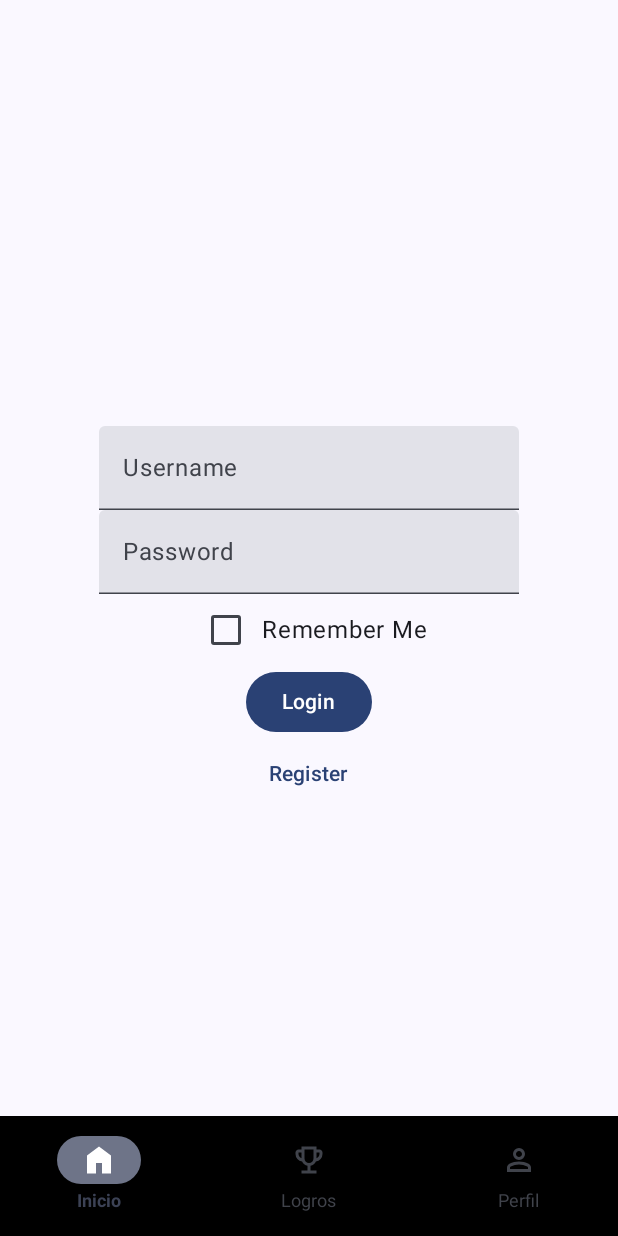
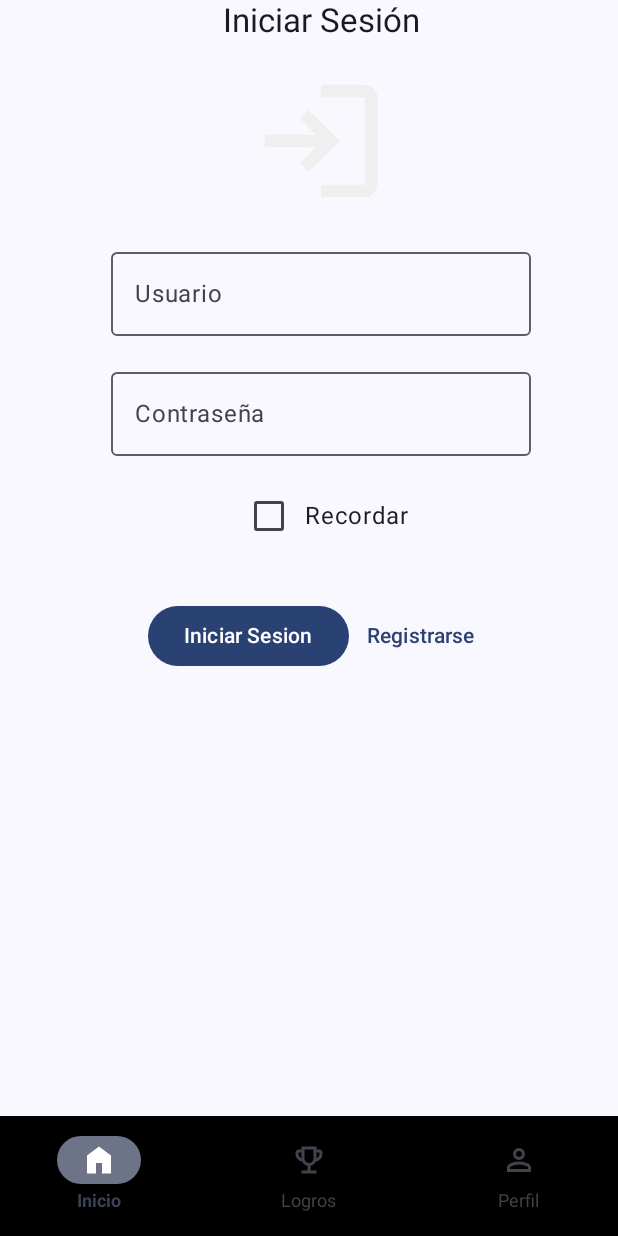
Before and after one commit to JoseManuelLuque/Steam_Achievements_App, an Android app built with Jetpack Compose: the screen it shows after launch (MainActivity), on a phone screen of 412 x 824 dp. Run offline under Robolectric (Android 15) with nearby library versions, the phone set to English and light mode, and no system bars; our stand-ins replace Room's generated code.

Commit message:
Casi Completa

```diff
--- a/app/build.gradle.kts
+++ b/app/build.gradle.kts
@@ -55,6 +55,7 @@ dependencies {
     implementation ("io.coil-kt:coil-compose:2.7.0")
     implementation("org.jetbrains.kotlinx:kotlinx-coroutines-core:1.10.1")
     implementation("org.jetbrains.kotlinx:kotlinx-coroutines-android:1.10.1")
+    implementation(libs.androidx.material.icons.core)
 
     // Room
     val room_version = "2.6.1"
--- a/app/src/main/AndroidManifest.xml
+++ b/app/src/main/AndroidManifest.xml
@@ -2,6 +2,7 @@
 <manifest xmlns:android="http://schemas.android.com/apk/res/android"
     xmlns:tools="http://schemas.android.com/tools">
 
+    <!-- Permisos de Internet -->
     <uses-permission android:name="android.permission.INTERNET" />
 
     <!-- Permisos de almacenamiento -->
--- /dev/null
+++ b/app/src/main/java/com/jluqgon214/logrossteam/model/ownedGames/OwnedGames.kt
@@ -0,0 +1,6 @@
+package com.jluqgon214.logrossteam.model.ownedGames
+
+data class OwnedGames(
+    val game_count: Int,
+    val games: List<GameInfo>
+)
--- /dev/null
+++ b/app/src/main/java/com/jluqgon214/logrossteam/model/ownedGames/OwnedGamesResponse.kt
@@ -0,0 +1,5 @@
+package com.jluqgon214.logrossteam.model.ownedGames
+
+data class OwnedGamesResponse(
+    val response: OwnedGames
+)
--- a/app/src/main/java/com/jluqgon214/logrossteam/model/viewmodel/AchievementsViewModel.kt
+++ b/app/src/main/java/com/jluqgon214/logrossteam/model/viewmodel/AchievementsViewModel.kt
@@ -7,6 +7,7 @@ import androidx.lifecycle.ViewModel
 import androidx.lifecycle.viewModelScope
 import com.jluqgon214.logrossteam.model.PlayerSummary
 import com.jluqgon214.logrossteam.model.achievement.Achievement
+import com.jluqgon214.logrossteam.model.ownedGames.GameInfo
 import com.jluqgon214.logrossteam.repository.SteamRepository
 import kotlinx.coroutines.flow.MutableStateFlow
 import kotlinx.coroutines.flow.StateFlow
@@ -44,4 +45,14 @@ class AchievementsViewModel(private val repository: SteamRepository) : ViewModel
     fun setSelectedGameName(gameName: String) {
         _selectedGameName.value = gameName
     }
+
+    private val _ownedGames = MutableStateFlow<List<GameInfo>>(emptyList())
+    val ownedGames: StateFlow<List<GameInfo>> = _ownedGames
+
+    fun fetchOwnedGames(apiKey: String, steamId: String) {
+        viewModelScope.launch {
+            val games = repository.getOwnedGames(apiKey, steamId)
+            _ownedGames.value = games
+        }
+    }
 }
--- a/app/src/main/java/com/jluqgon214/logrossteam/navigation/AppNavigation.kt
+++ b/app/src/main/java/com/jluqgon214/logrossteam/navigation/AppNavigation.kt
@@ -1,5 +1,6 @@
 package com.jluqgon214.logrossteam.navigation
 
+import GameSelectionScreen
 import android.media.MediaPlayer
 import androidx.compose.foundation.background
 import androidx.compose.foundation.layout.fillMaxSize
@@ -16,7 +17,6 @@ import com.jluqgon214.logrossteam.R
 import com.jluqgon214.logrossteam.components.BottomNavigationBar
 import com.jluqgon214.logrossteam.database.AppDatabase
 import com.jluqgon214.logrossteam.model.viewmodel.AchievementsViewModel
-import com.jluqgon214.logrossteam.screens.GameSelectionScreen
 import com.jluqgon214.logrossteam.screens.LoadingScreen
 import com.jluqgon214.logrossteam.screens.Profile
 import com.jluqgon214.logrossteam.screens.SplashScreen
@@ -56,7 +56,7 @@ fun AppNavigation(viewModel: AchievementsViewModel, db: AppDatabase) {
                 achievement?.let { AchievementDetailScreen(it) }
             }
             composable("loading") {
-                LoadingScreen(navController)
+                LoadingScreen()
             }
 
             composable("profile") {
--- a/app/src/main/java/com/jluqgon214/logrossteam/repository/SteamRepository.kt
+++ b/app/src/main/java/com/jluqgon214/logrossteam/repository/SteamRepository.kt
@@ -2,6 +2,7 @@ package com.jluqgon214.logrossteam.repository
 
 import com.jluqgon214.logrossteam.model.PlayerSummary
 import com.jluqgon214.logrossteam.model.achievement.Achievement
+import com.jluqgon214.logrossteam.model.ownedGames.GameInfo
 import com.jluqgon214.logrossteam.service.SteamApiService
 
 class SteamRepository(private val apiService: SteamApiService) {
@@ -34,4 +35,9 @@ class SteamRepository(private val apiService: SteamApiService) {
         val playerSummariesResponse = apiService.getPlayerSummaries(apiKey, steamIds)
         return playerSummariesResponse.response.players
     }
+
+    suspend fun getOwnedGames(apiKey: String, steamId: String): List<GameInfo> {
+        val ownedGamesResponse = apiService.getOwnedGames(apiKey, steamId)
+        return ownedGamesResponse.response.games
+    }
 }
--- a/app/src/main/java/com/jluqgon214/logrossteam/screens/user/LoginScreen.kt
+++ b/app/src/main/java/com/jluqgon214/logrossteam/screens/user/LoginScreen.kt
@@ -1,17 +1,21 @@
 package com.jluqgon214.logrossteam.screens.user
 
 import android.content.Context
+import androidx.compose.foundation.Image
 import androidx.compose.foundation.layout.*
+import androidx.compose.foundation.lazy.LazyColumn
 import androidx.compose.material3.*
 import androidx.compose.runtime.*
 import androidx.compose.ui.Alignment
 import androidx.compose.ui.Modifier
 import androidx.compose.ui.platform.LocalContext
+import androidx.compose.ui.res.painterResource
 import androidx.compose.ui.text.input.PasswordVisualTransformation
 import androidx.compose.ui.unit.dp
 import androidx.navigation.NavController
 import com.jluqgon214.logrossteam.database.AppDatabase
 import kotlinx.coroutines.launch
+import com.jluqgon214.logrossteam.R
 
 @Composable
 fun LoginScreen(navController: NavController, db: AppDatabase, onLogin: (String, String) -> Unit) {
@@ -23,36 +27,53 @@ fun LoginScreen(navController: NavController, db: AppDatabase, onLogin: (String,
     val context = LocalContext.current
     val sharedPreferences = context.getSharedPreferences("login_prefs", Context.MODE_PRIVATE)
 
-    // Check if user is already remembered
+    // Si la ultima vez el usuario eligio recordar, se cargan los datos guardados
     LaunchedEffect(Unit) {
         val savedUsername = sharedPreferences.getString("username", null)
         val savedPassword = sharedPreferences.getString("password", null)
         if (savedUsername != null && savedPassword != null) {
             onLogin(savedUsername, savedPassword)
-            navController.navigate("gameSelection") {
-                popUpTo("login") { inclusive = true }
-            }
+            navController.popBackStack() // Borrar la pantalla de Login del trazo de navegación para que no se pueda acceder al el volviendo atras
+            navController.navigate("gameSelection")
         }
     }
 
-    Column(
+    LazyColumn(
         modifier = Modifier
             .fillMaxSize()
-            .padding(16.dp),
-        verticalArrangement = Arrangement.Center,
+            .padding(16.dp, bottom = 80.dp),
+        verticalArrangement = Arrangement.spacedBy(16.dp),
         horizontalAlignment = Alignment.CenterHorizontally
     ) {
-        TextField(
+        item {
+            Text("Iniciar Sesión", style = MaterialTheme.typography.titleLarge)
+        }
+
+        item{
+            Image(
+                painter = painterResource(id = R.drawable.ic_login),
+                contentDescription = "App Logo",
+                modifier = Modifier.size(100.dp)
+            )
+        }
+
+        item {
+            OutlinedTextField(
                 value = username,
                 onValueChange = { username = it },
-            label = { Text("Username") }
+                label = { Text("Usuario") }
             )
-        TextField(
+        }
+        item {
+            OutlinedTextField(
                 value = password,
                 onValueChange = { password = it },
-            label = { Text("Password") },
+                label = { Text("Contraseña") },
                 visualTransformation = PasswordVisualTransformation()
             )
+        }
+
+        item {
             Row(
                 verticalAlignment = Alignment.CenterVertically
             ) {
@@ -60,11 +81,17 @@ fun LoginScreen(navController: NavController, db: AppDatabase, onLogin: (String,
                     checked = rememberMe,
                     onCheckedChange = { rememberMe = it }
                 )
-            Text("Remember Me")
+                Text("Recordar")
             }
+        }
+        item {
             if (errorMessage.isNotEmpty()) {
                 Text(text = errorMessage, color = MaterialTheme.colorScheme.error)
             }
+        }
+
+        item {
+            Row {
                 Button(onClick = {
                     coroutineScope.launch {
                         val user = db.userDao().getUser(username, password)
@@ -77,18 +104,19 @@ fun LoginScreen(navController: NavController, db: AppDatabase, onLogin: (String,
                                 }
                             }
                             onLogin(username, password)
-                    navController.navigate("gameSelection") {
-                        popUpTo("login") { inclusive = true }
-                    }
+                            navController.popBackStack() // Borrar la pantalla de Login del trazo de navegación para que no se pueda acceder al el volviendo atras
+                            navController.navigate("gameSelection")
                         } else {
                             errorMessage = "Invalid username or password"
                         }
                     }
                 }) {
-            Text("Login")
+                    Text("Iniciar Sesion")
                 }
                 TextButton(onClick = { navController.navigate("register") }) {
-            Text("Register")
+                    Text("Registrarse")
                 }
             }
         }
+    }
+}
--- /dev/null
+++ b/app/src/main/res/drawable/ic_login.xml
@@ -0,0 +1,9 @@
+<vector xmlns:android="http://schemas.android.com/apk/res/android"
+    android:width="24dp"
+    android:height="24dp"
+    android:viewportWidth="960"
+    android:viewportHeight="960">
+  <path
+      android:pathData="M480,840v-80h280v-560L480,200v-80h280q33,0 56.5,23.5T840,200v560q0,33 -23.5,56.5T760,840L480,840ZM400,680 L345,622 447,520L120,520v-80h327L345,338l55,-58 200,200 -200,200Z"
+      android:fillColor="#EFEFEF"/>
+</vector>
--- a/gradle/libs.versions.toml
+++ b/gradle/libs.versions.toml
@@ -8,6 +8,7 @@ espressoCore = "3.6.1"
 lifecycleRuntimeKtx = "2.8.7"
 activityCompose = "1.9.3"
 composeBom = "2024.12.01"
+materialIconsCore = "1.7.6"
 
 [libraries]
 androidx-core-ktx = { group = "androidx.core", name = "core-ktx", version.ref = "coreKtx" }
@@ -24,6 +25,7 @@ androidx-ui-tooling-preview = { group = "androidx.compose.ui", name = "ui-toolin
 androidx-ui-test-manifest = { group = "androidx.compose.ui", name = "ui-test-manifest" }
 androidx-ui-test-junit4 = { group = "androidx.compose.ui", name = "ui-test-junit4" }
 androidx-material3 = { group = "androidx.compose.material3", name = "material3" }
+androidx-material-icons-core = { group = "androidx.compose.material", name = "material-icons-core", version.ref = "materialIconsCore" }
 
 [plugins]
 android-application = { id = "com.android.application", version.ref = "agp" }
```
Also changed, not shown: app/src/main/java/com/jluqgon214/logrossteam/components/GameRow.kt (+28 -5 lines), app/src/main/java/com/jluqgon214/logrossteam/model/ownedGames/GameInfo.kt (added, +8 -0 lines), app/src/main/java/com/jluqgon214/logrossteam/screens/GameSelectionScreen.kt (+44 -31 lines), app/src/main/java/com/jluqgon214/logrossteam/screens/LoadingScreen.kt (+1 -9 lines), app/src/main/java/com/jluqgon214/logrossteam/screens/user/RegisterScreen.kt (+50 -14 lines), app/src/main/java/com/jluqgon214/logrossteam/service/SteamApiService.kt (+11 -0 lines), app/src/main/res/drawable/ic_registration.xml (added, +9 -0 lines). Lines whose indentation alone changed are shown as unchanged.
